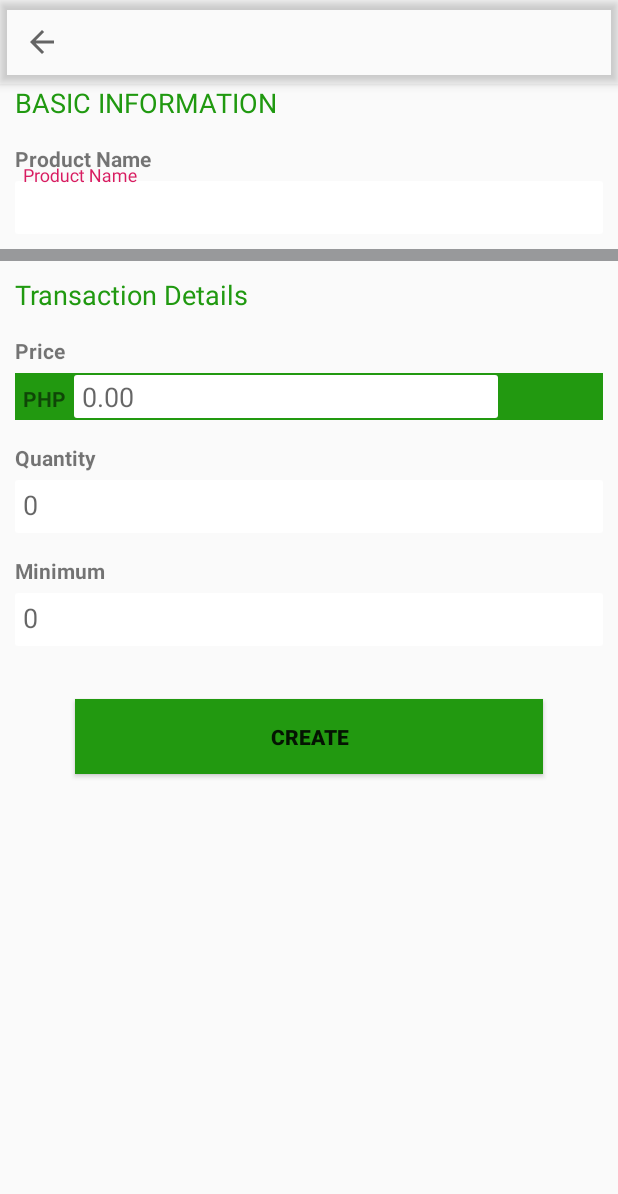
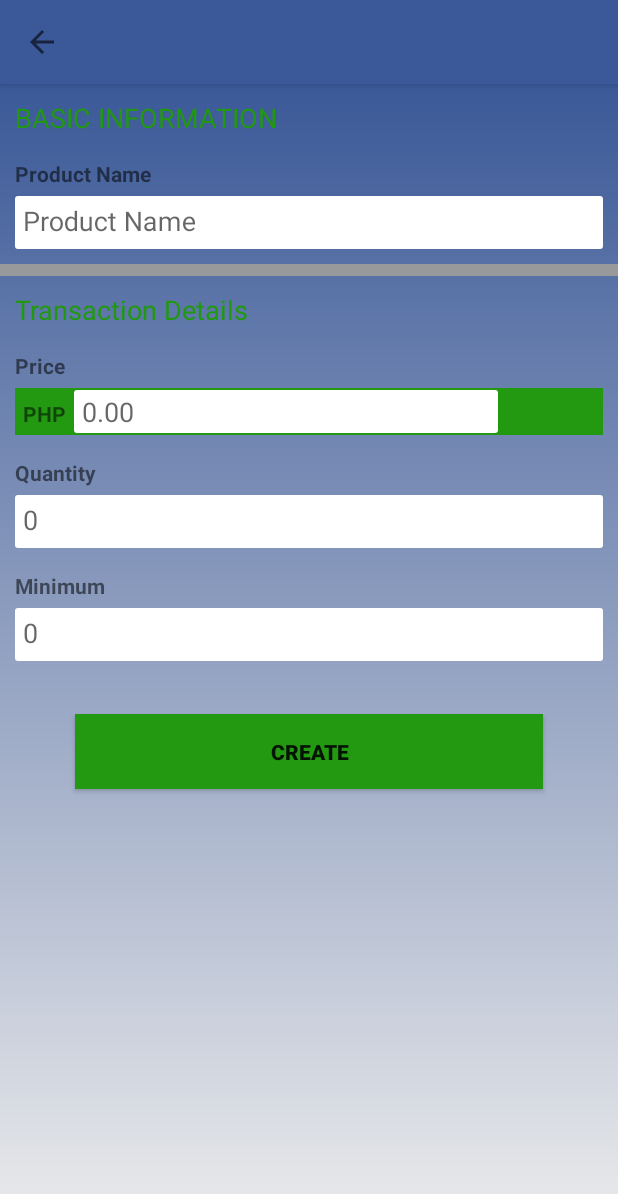
Before and after one commit to Estellise-Esuteriize/agree_culture, an Android app: the ProductsCreationActivity screen opened directly, with no data from a screen before it, on a phone screen of 412 x 824 dp. Shown: the top 1194 px of the screen. Run offline under Robolectric (Android 15) with nearby library versions, the phone set to English and light mode, and no system bars; our stand-ins replace Firebase (no records; nobody signed in at launch, a user with empty details on screens opened directly); 1 statement that could not run was skipped.

Commit message:
change background color of adding products

```diff
--- a/app/src/main/res/layout/activity_products_creation.xml
+++ b/app/src/main/res/layout/activity_products_creation.xml
@@ -10,7 +10,7 @@
     <android.support.design.widget.AppBarLayout
         android:layout_width="match_parent"
         android:layout_height="wrap_content"
-        android:background="@android:color/transparent">
+        android:background="#3B5998">
 
         <android.support.v7.widget.Toolbar
             android:id="@+id/toolbar"
--- a/app/src/main/res/layout/activity_products_update.xml
+++ b/app/src/main/res/layout/activity_products_update.xml
@@ -9,7 +9,7 @@
     <android.support.design.widget.AppBarLayout
         android:layout_width="match_parent"
         android:layout_height="wrap_content"
-        android:background="@android:color/transparent">
+        android:background="#3B5998">
 
         <android.support.v7.widget.Toolbar
             android:id="@+id/toolbar"
--- a/app/src/main/res/layout/content_holder.xml
+++ b/app/src/main/res/layout/content_holder.xml
@@ -5,7 +5,6 @@
     xmlns:tools="http://schemas.android.com/tools"
     android:layout_width="match_parent"
     android:layout_height="match_parent"
-    android:background="@drawable/gradient_background"
     app:layout_behavior="@string/appbar_scrolling_view_behavior"
     tools:context=".MainActivity"
     tools:showIn="@layout/app_bar_main">
--- a/app/src/main/res/layout/content_products_creation.xml
+++ b/app/src/main/res/layout/content_products_creation.xml
@@ -4,11 +4,20 @@
     xmlns:tools="http://schemas.android.com/tools"
     android:layout_width="match_parent"
     android:layout_height="match_parent"
-    android:layout_marginBottom="10dp"
+    android:background="@drawable/gradient_background"
     app:layout_behavior="@string/appbar_scrolling_view_behavior"
     tools:context=".ProductsCreationActivity"
     tools:showIn="@layout/activity_products_creation">
 
+
+    <LinearLayout
+        app:layout_constraintStart_toStartOf="parent"
+        app:layout_constraintTop_toTopOf="parent"
+        app:layout_constraintEnd_toEndOf="parent"
+        android:focusable="true"
+        android:focusableInTouchMode="true"
+        android:layout_width="0dp"
+        android:layout_height="0dp"/>
 
     <ScrollView
         android:layout_width="match_parent"
@@ -19,6 +28,7 @@
         tools:layout_editor_absoluteY="16dp">
 
         <LinearLayout
+            android:layout_marginTop="10dp"
             android:layout_width="match_parent"
             android:layout_height="wrap_content"
             android:orientation="vertical">
```
Also changed, not shown: app/src/main/res/layout/content_products_update.xml (+9 -0 lines).
